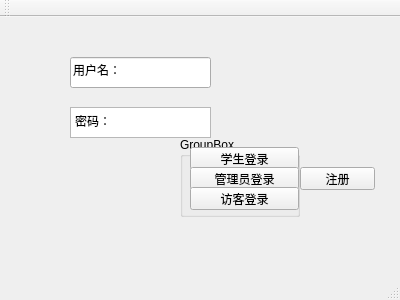
Old version of the form mainwindow.ui in the repository Qianjx/LibrarySystem.
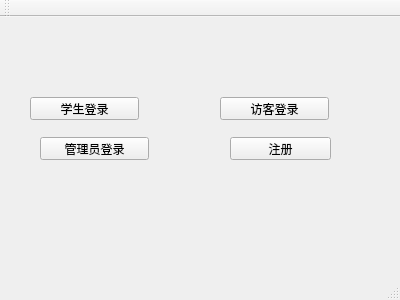
New version of the form.

```diff
--- a/mainwindow.ui
+++ b/mainwindow.ui
@@ -17,9 +17,9 @@
    <widget class="QPushButton" name="pushButton_2">
     <property name="geometry">
      <rect>
-      <x>300</x>
-      <y>150</y>
-      <width>75</width>
+      <x>230</x>
+      <y>120</y>
+      <width>101</width>
       <height>23</height>
      </rect>
     </property>
@@ -27,53 +27,11 @@
      <string>注册</string>
     </property>
    </widget>
-   <widget class="QLineEdit" name="lineEdit">
-    <property name="geometry">
-     <rect>
-      <x>70</x>
-      <y>40</y>
-      <width>141</width>
-      <height>31</height>
-     </rect>
-    </property>
-    <property name="text">
-     <string>用户名：</string>
-    </property>
-   </widget>
-   <widget class="QTextEdit" name="textEdit">
-    <property name="geometry">
-     <rect>
-      <x>70</x>
-      <y>90</y>
-      <width>141</width>
-      <height>31</height>
-     </rect>
-    </property>
-    <property name="html">
-     <string>&lt;!DOCTYPE HTML PUBLIC &quot;-//W3C//DTD HTML 4.0//EN&quot; &quot;http://www.w3.org/TR/REC-html40/strict.dtd&quot;&gt;
-&lt;html&gt;&lt;head&gt;&lt;meta name=&quot;qrichtext&quot; content=&quot;1&quot; /&gt;&lt;style type=&quot;text/css&quot;&gt;
-p, li { white-space: pre-wrap; }
-&lt;/style&gt;&lt;/head&gt;&lt;body style=&quot; font-family:'SimSun'; font-size:9pt; font-weight:400; font-style:normal;&quot;&gt;
-&lt;p style=&quot; margin-top:0px; margin-bottom:0px; margin-left:0px; margin-right:0px; -qt-block-indent:0; text-indent:0px;&quot;&gt;密码：&lt;/p&gt;&lt;/body&gt;&lt;/html&gt;</string>
-    </property>
-   </widget>
-   <widget class="QGroupBox" name="groupBox">
-    <property name="geometry">
-     <rect>
-      <x>180</x>
-      <y>120</y>
-      <width>120</width>
-      <height>80</height>
-     </rect>
-    </property>
-    <property name="title">
-     <string>GroupBox</string>
-    </property>
     <widget class="QPushButton" name="pushButton">
      <property name="geometry">
       <rect>
-       <x>10</x>
-       <y>10</y>
+      <x>30</x>
+      <y>80</y>
        <width>109</width>
        <height>23</height>
       </rect>
@@ -85,8 +43,8 @@
     <widget class="QPushButton" name="pushButton_4">
      <property name="geometry">
       <rect>
-       <x>10</x>
-       <y>30</y>
+      <x>40</x>
+      <y>120</y>
        <width>109</width>
        <height>23</height>
       </rect>
@@ -98,8 +56,8 @@
     <widget class="QPushButton" name="pushButton_3">
      <property name="geometry">
       <rect>
-       <x>10</x>
-       <y>50</y>
+      <x>220</x>
+      <y>80</y>
        <width>109</width>
        <height>23</height>
       </rect>
@@ -109,14 +67,13 @@
      </property>
     </widget>
    </widget>
-  </widget>
   <widget class="QMenuBar" name="menuBar">
    <property name="geometry">
     <rect>
      <x>0</x>
      <y>0</y>
      <width>400</width>
-     <height>23</height>
+     <height>21</height>
     </rect>
    </property>
   </widget>
```
Lines whose indentation alone changed are shown as unchanged.
